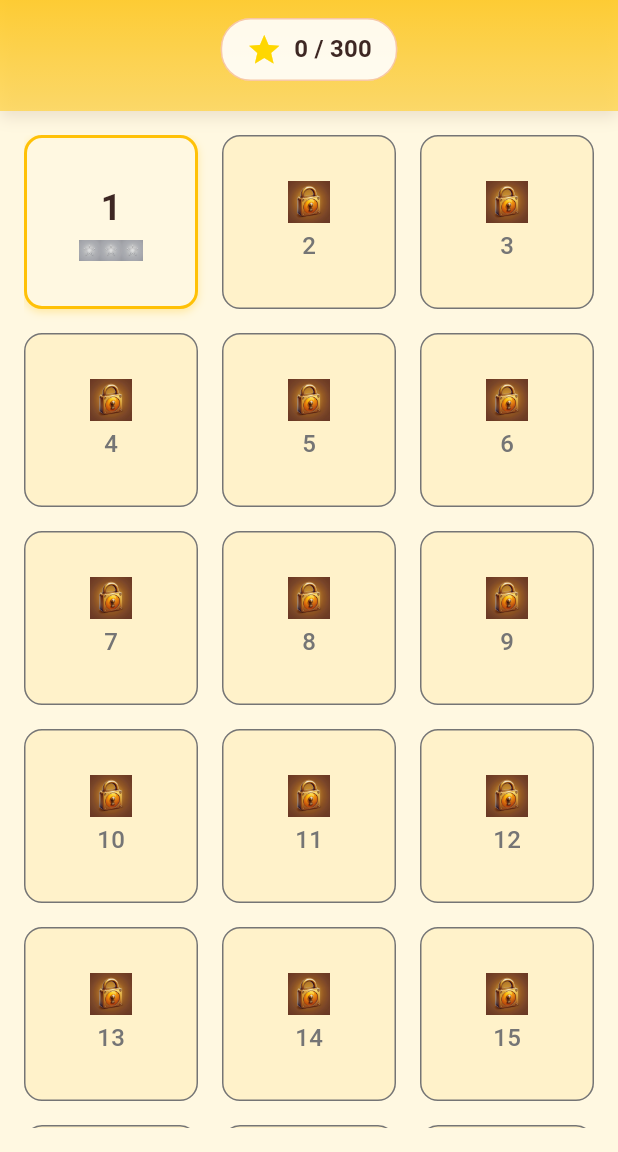
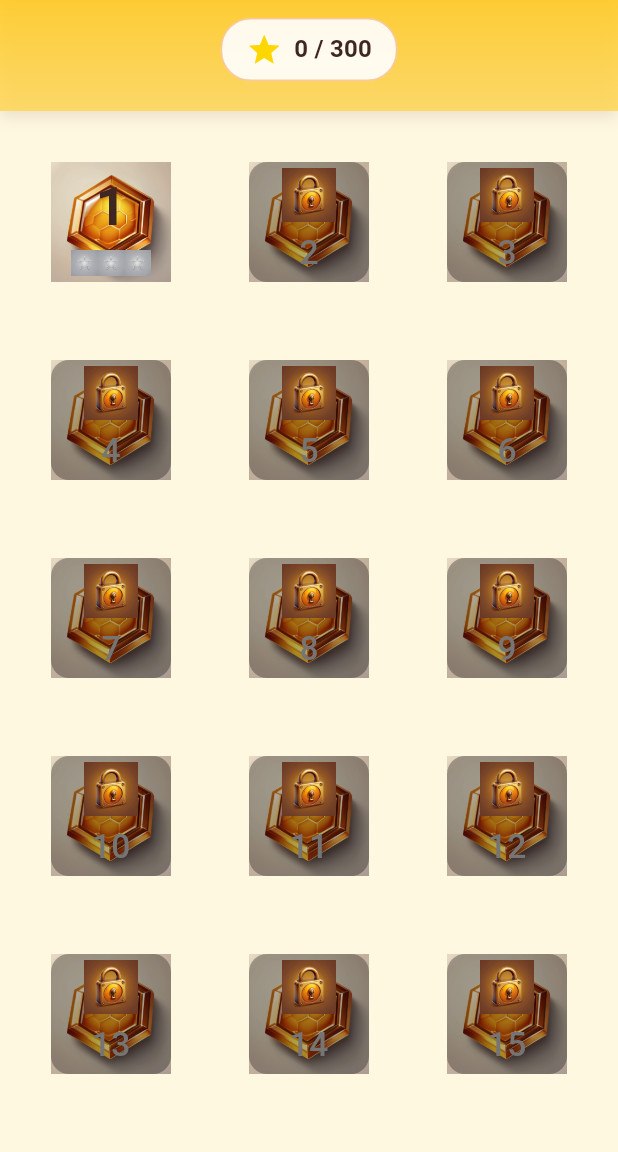
Before and after one commit to RyosukeMondo/hex_buzz, a Flutter app: the LevelSelectScreen screen opened by its route, on a phone screen of 412 x 824 dp, the part 84-1236 px from its top. Run offline on Flutter 3.47's test engine with Material 3 defaults, Android fonts, the phone set to English and light mode, and no system bars; our stand-ins replace args, flutter_riverpod, shared_preferences, shelf; missing offline and left inert: shelf_router; accounts and stored records are empty.

Commit message:
feat(ui): improve image sizing and asset integration
- Change default BoxFit from contain to cover for better area fill
- Increase level number font size (0.3 -> 0.45) for prominence
- Increase lock icon size (0.35 -> 0.45) and number (0.2 -> 0.28)
- Increase star size (0.18 -> 0.22) for visibility
- Use BoxFit.contain for icons to prevent cropping
- Add SD-generated asset paths for all game assets
- Use Stack layout with asset backgrounds in level cells

🤖 Generated with [Claude Code](https://claude.com/claude-code)

Co-Authored-By: Claude <noreply@anthropic.com>

```diff
--- a/lib/presentation/widgets/assets/game_assets.dart
+++ b/lib/presentation/widgets/assets/game_assets.dart
@@ -3,16 +3,54 @@ import 'package:flutter/services.dart';
 
 /// Paths to generated game assets.
 ///
-/// Assets are generated via `dart run tool/generate_assets.dart` using
-/// Stable Diffusion. If assets are not available, widgets should
-/// gracefully fall back to icon/color-based rendering.
+/// Assets are generated via `python3 tool/generate_sd_assets.py` using
+/// Stable Diffusion (DreamShaper XL Lightning model). If assets are not
+/// available, widgets should gracefully fall back to icon/color-based rendering.
 class GameAssetPaths {
   static const String basePath = 'assets/images';
+
+  // App branding
   static const String appIcon = '$basePath/app_icon.png';
+  static const String beeMascot = '$basePath/bee_mascot.png';
+
+  // Backgrounds
+  static const String splashBackground = '$basePath/splash_background.png';
+  static const String victoryBackground = '$basePath/victory_background.png';
+  static const String headerBanner = '$basePath/header_banner.png';
+
+  // Level cell button
   static const String levelButton = '$basePath/level_button.png';
+  static const String levelButtonHover = '$basePath/level_button_hover.png';
+
+  // Hexagonal cell states
+  static const String hexCellUnvisited = '$basePath/hex_cell_unvisited.png';
+  static const String hexCellVisited = '$basePath/hex_cell_visited.png';
+  static const String hexCellStart = '$basePath/hex_cell_start.png';
+  static const String hexCellEnd = '$basePath/hex_cell_end.png';
+
+  // Icons
   static const String lockIcon = '$basePath/lock_icon.png';
   static const String starFilled = '$basePath/star_filled.png';
   static const String starEmpty = '$basePath/star_empty.png';
+  static const String trophyIcon = '$basePath/trophy_icon.png';
+  static const String checkmarkIcon = '$basePath/icon_checkmark.png';
+
+  // Navigation buttons
+  static const String buttonPlay = '$basePath/button_play.png';
+  static const String buttonRetry = '$basePath/button_retry.png';
+  static const String buttonNext = '$basePath/button_next.png';
+  static const String buttonBack = '$basePath/button_back.png';
+  static const String buttonMenu = '$basePath/button_menu.png';
+
+  // Settings icons
+  static const String iconSettings = '$basePath/icon_settings.png';
+  static const String iconSoundOn = '$basePath/icon_sound_on.png';
+  static const String iconSoundOff = '$basePath/icon_sound_off.png';
+  static const String iconInfo = '$basePath/icon_info.png';
+
+  // Decorations
+  static const String honeyDrip = '$basePath/honey_drip.png';
+  static const String progressFill = '$basePath/progress_fill.png';
 }
 
 /// Utility for loading game assets with fallback support.
@@ -72,7 +110,7 @@ class AssetImageWithFallback extends StatefulWidget {
     required this.fallback,
     this.width,
     this.height,
-    this.fit = BoxFit.contain,
+    this.fit = BoxFit.cover,
   });
 
   @override
--- a/lib/presentation/widgets/level_cell/level_cell_widget.dart
+++ b/lib/presentation/widgets/level_cell/level_cell_widget.dart
@@ -136,16 +136,38 @@ class _LevelCellWidgetState extends State<LevelCellWidget>
   }
 
   Widget _buildCell() {
-    return Container(
+    return Stack(
+      alignment: Alignment.center,
+      children: [
+        // Background texture from SD-generated asset
+        AssetImageWithFallback(
+          assetPath: widget.isUnlocked
+              ? GameAssetPaths.levelButton
+              : GameAssetPaths.levelButton,
+          width: widget.size,
+          height: widget.size,
+          fallback: Container(
             width: widget.size,
             height: widget.size,
             decoration: HoneycombDecorations.levelCell(
               isUnlocked: widget.isUnlocked,
               isCompleted: widget.isCompleted,
             ),
-      child: widget.isUnlocked
-          ? _buildUnlockedContent()
-          : _buildLockedContent(),
+          ),
+        ),
+        // Overlay for locked state
+        if (!widget.isUnlocked)
+          Container(
+            width: widget.size,
+            height: widget.size,
+            decoration: BoxDecoration(
+              color: Colors.black.withValues(alpha: 0.3),
+              borderRadius: BorderRadius.circular(HoneyTheme.radiusMd),
+            ),
+          ),
+        // Content on top
+        widget.isUnlocked ? _buildUnlockedContent() : _buildLockedContent(),
+      ],
     );
   }
 
@@ -157,7 +179,7 @@ class _LevelCellWidgetState extends State<LevelCellWidget>
           widget.levelNumber.toString(),
           style: TextStyle(
             color: HoneyTheme.textPrimary,
-            fontSize: widget.size * 0.3,
+            fontSize: widget.size * 0.45,
             fontWeight: FontWeight.bold,
           ),
         ),
@@ -197,7 +219,7 @@ class _LevelCellWidgetState extends State<LevelCellWidget>
   }
 
   Widget _buildLockedContent() {
-    final iconSize = widget.size * 0.35;
+    final iconSize = widget.size * 0.45;
     return Column(
       mainAxisAlignment: MainAxisAlignment.center,
       children: [
@@ -205,6 +227,7 @@ class _LevelCellWidgetState extends State<LevelCellWidget>
           assetPath: GameAssetPaths.lockIcon,
           width: iconSize,
           height: iconSize,
+          fit: BoxFit.contain,
           fallback: Icon(
             Icons.lock,
             color: HoneyTheme.lockColor,
@@ -216,7 +239,7 @@ class _LevelCellWidgetState extends State<LevelCellWidget>
           widget.levelNumber.toString(),
           style: TextStyle(
             color: HoneyTheme.lockColor,
-            fontSize: widget.size * 0.2,
+            fontSize: widget.size * 0.28,
             fontWeight: FontWeight.w500,
           ),
         ),
@@ -225,7 +248,7 @@ class _LevelCellWidgetState extends State<LevelCellWidget>
   }
 
   Widget _buildStarsRow() {
-    final starSize = widget.size * 0.18;
+    final starSize = widget.size * 0.22;
     return Row(
       mainAxisAlignment: MainAxisAlignment.center,
       mainAxisSize: MainAxisSize.min,
@@ -243,6 +266,7 @@ class _LevelCellWidgetState extends State<LevelCellWidget>
       assetPath: GameAssetPaths.starFilled,
       width: size,
       height: size,
+      fit: BoxFit.contain,
       fallback: _buildFallbackFilledStar(size),
     );
   }
@@ -269,6 +293,7 @@ class _LevelCellWidgetState extends State<LevelCellWidget>
       assetPath: GameAssetPaths.starEmpty,
       width: size,
       height: size,
+      fit: BoxFit.contain,
       fallback: _buildFallbackEmptyStar(size),
     );
   }
```
Lines whose indentation alone changed are shown as unchanged.
